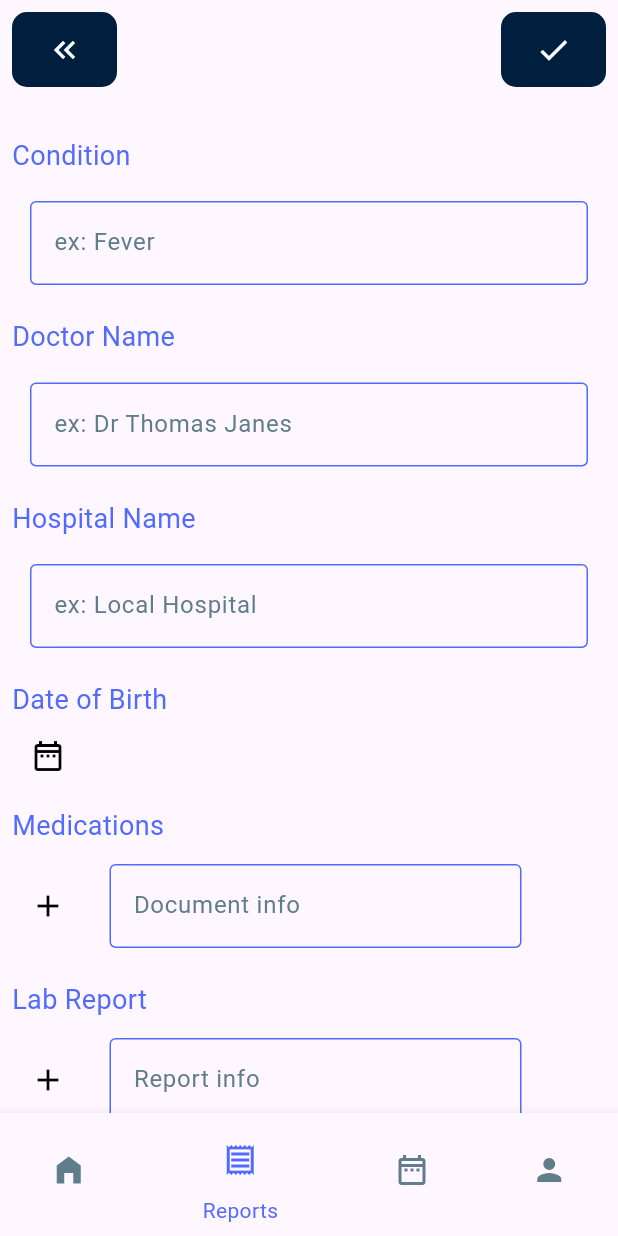
After one commit to sixhustlers/PatientFrontend, a Flutter app: the AddMedical screen opened by its route, on a phone screen of 412 x 824 dp. The commit adds this screen. Run offline on Flutter 3.47's test engine with Material 3 defaults, Android fonts, the phone set to English and light mode, and no system bars.

Commit message:
added add medical record screen

```diff
--- a/lib/colors/colors.dart
+++ b/lib/colors/colors.dart
@@ -1,3 +1,4 @@
 import 'package:flutter/material.dart';
 import 'package:patientfrontend/colors/colors.dart';
 const Color loginpagecolor=Color(0xFF516BFF);
+const Color darkBlueColor = Color(0xFF001F3F);
--- a/lib/main.dart
+++ b/lib/main.dart
@@ -1,6 +1,8 @@
+
 
 import 'package:flutter/material.dart';
 import 'package:patientfrontend/screens/Login.dart';
+import 'package:patientfrontend/screens/addMedical.dart';
 import 'package:patientfrontend/screens/otp.dart';
 
 void main() {
@@ -10,6 +12,7 @@ void main() {
     routes: {
       '/': (context) => Login(),
       '/otp':(context)=>Otp(),
+      '/medical/add':(context)=>AddMedical(),
     },
   ));
 }
--- /dev/null
+++ b/lib/screens/addMedical.dart
@@ -0,0 +1,144 @@
+import 'package:flutter/material.dart';
+import 'package:patientfrontend/colors/colors.dart';
+import 'package:patientfrontend/util/custombottomNavigation.dart';
+import 'package:patientfrontend/util/textControllers.dart';
+class AddMedical extends StatefulWidget {
+  const AddMedical({Key? key}) : super(key: key);
+
+  @override
+  State<AddMedical> createState() => _AddMedicalState();
+}
+
+class _AddMedicalState extends State<AddMedical> {
+  DateTime? selectedDate;
+  // Color darkBlueColor = Color(0xFF001F3F);
+
+  @override
+  Widget build(BuildContext context) {
+    return SafeArea(
+      child: Scaffold(
+        // appBar: AppBar(
+        //   actions: [
+        //     Padding(
+        //       padding: const EdgeInsets.all(12.0),
+        //       child: Icon(Icons.check,size: 25,color: Colors.black,),
+        //     )
+        //   ],
+        // ),
+        body: SingleChildScrollView(
+          child:Padding(
+            padding: const EdgeInsets.all(8.0),
+            child: Column(
+              mainAxisAlignment: MainAxisAlignment.start,
+              children: [
+                Row(
+                  mainAxisAlignment: MainAxisAlignment.spaceBetween,
+                  children: [
+                    Align(
+                      alignment: Alignment.topLeft,
+                      child: Container(
+                        width: 70,
+                        height: 50,
+                        decoration: BoxDecoration(
+                          color: darkBlueColor,
+                          borderRadius: BorderRadius.circular(10.0),
+                        ),
+                        child:Icon(Icons.keyboard_double_arrow_left_outlined,color: Colors.white,),
+                      ),
+                    ),
+                    Align(
+                      alignment: Alignment.topRight,
+                      child: Container(
+                        width: 70,
+                        height: 50,
+                        decoration: BoxDecoration(
+                          color: darkBlueColor,
+                          borderRadius: BorderRadius.circular(10.0),
+                        ),
+                        child:Icon(Icons.check,color: Colors.white,),
+                      ),
+                    ),
+                  ],
+                ),
+
+                SizedBox(height: MediaQuery.of(context).size.height/25),
+                Align(child: Text("Condition", style: TextStyle(color: loginpagecolor,fontSize: 18)),alignment: Alignment.centerLeft,),
+                SizedBox(height: 5),
+                Padding(
+                  padding: const EdgeInsets.all(12.0),
+                  child: SizedBox(child: CustomTextControllers(hint: "ex: Fever"),width: double.infinity,),
+                ),
+                SizedBox(height: 10),
+                Align(child: Text("Doctor Name", style: TextStyle(color: loginpagecolor,fontSize: 18)),alignment: Alignment.centerLeft,),
+                SizedBox(height: 5),
+                Padding(
+                  padding: const EdgeInsets.all(12.0),
+                  child: SizedBox(child: CustomTextControllers(hint: "ex: Dr Thomas Janes"),width: double.infinity,),
+                ),
+                SizedBox(height: 10),
+                Align(child: Text("Hospital Name", style: TextStyle(color: loginpagecolor,fontSize: 18)),alignment: Alignment.centerLeft,),
+                SizedBox(height: 5),
+                Padding(
+                  padding: const EdgeInsets.all(12.0),
+                  child: SizedBox(child: CustomTextControllers(hint: "ex: Local Hospital"),width: double.infinity,),
+                ),
+                SizedBox(height: 10),
+                Align(child: Text("Date of Birth", style: TextStyle(color: loginpagecolor,fontSize: 18)),alignment: Alignment.centerLeft,),
+                Row(
+                  children: [
+                    IconButton(onPressed: () async {
+                      // Show date picker and update selectedDate
+                      DateTime? pickedDate = await showDatePicker(
+                        context: context,
+                        initialDate: DateTime.now(),
+                        firstDate: DateTime(1900),
+                        lastDate: DateTime.now(),
+                      );
+
+                      if (pickedDate != null && pickedDate != selectedDate) {
+                        // If a date is selected, update the state
+                        setState(() {
+                          selectedDate = pickedDate;
+                        });
+                      }
+                    }, icon: Icon(Icons.date_range_outlined, color: Colors.black)),
+                    SizedBox(width: 5),
+                    // Display the selected date
+                    Text(selectedDate != null ? "Selected Date: ${selectedDate!.toLocal()}".split(' ')[0] : ""),
+                  ],
+                ),
+                SizedBox(height: 10),
+                Align(child: Text("Medications", style: TextStyle(color: loginpagecolor,fontSize: 18)),alignment: Alignment.centerLeft,),
+                Row(
+                  children: [
+                    IconButton(onPressed: () {}, icon: Icon(Icons.add, color: Colors.black)),
+                    SizedBox(width: 5),
+                    Padding(
+                      padding: const EdgeInsets.all(12.0),
+                      child: SizedBox(child: CustomTextControllers(hint: "Document info"),width:MediaQuery.of(context).size.width/1.5,),
+                    ),
+                  ],
+                ),
+                SizedBox(height: 10),
+                Align(child: Text("Lab Report", style: TextStyle(color: loginpagecolor,fontSize: 18)),alignment: Alignment.centerLeft,),
+                Row(
+                  children: [
+                    IconButton(onPressed: () {}, icon: Icon(Icons.add, color: Colors.black)),
+                    SizedBox(width: 5),
+                    Padding(
+                      padding: const EdgeInsets.all(12.0),
+                      child: SizedBox(child: CustomTextControllers(hint: "Report info"),width: MediaQuery.of(context).size.width/1.5,),
+                    ),
+                  ],
+                ),
+                SizedBox(height: 10),
+              ],
+
+            ),
+          ),
+        ),
+        bottomNavigationBar: CustomBottomNavigaton(index: 1),
+      ),
+    );
+  }
+}
--- a/lib/screens/otp.dart
+++ b/lib/screens/otp.dart
@@ -15,15 +15,16 @@ class _OtpState extends State<Otp> {
   // Function to handle OTP submission
   void onOtpSubmitted() {
     if (verificationCode.length == 4) {
-      showDialog(
-        context: context,
-        builder: (context) {
-          return AlertDialog(
-            title: Text("Verification Code"),
-            content: Text('Code entered is $verificationCode'),
-          );
-        },
-      );
+      // showDialog(
+      //   context: context,
+      //   builder: (context) {
+      //     return AlertDialog(
+      //       title: Text("Verification Code"),
+      //       content: Text('Code entered is $verificationCode'),
+      //     );
+      //   },
+      // );
+      Navigator.pushNamed(context, '/medical/add');
     }
   }
 
@@ -60,7 +61,8 @@ class _OtpState extends State<Otp> {
 
   @override
   Widget build(BuildContext context) {
-    return Scaffold(
+    return SafeArea(
+      child: Scaffold(
         backgroundColor: loginpagecolor,
         body: SingleChildScrollView(
           child: Column(
@@ -166,6 +168,7 @@ class _OtpState extends State<Otp> {
             ],
           ),
         ),
+      ),
     );
   }
 }
--- /dev/null
+++ b/lib/util/custombottomNavigation.dart
@@ -0,0 +1,21 @@
+import 'package:flutter/material.dart';
+import 'package:patientfrontend/colors/colors.dart';
+class CustomBottomNavigaton extends StatelessWidget {
+  int index=0;
+  CustomBottomNavigaton({Key? key,required this.index}) : super(key: key);
+
+  @override
+  Widget build(BuildContext context) {
+    return BottomNavigationBar(items: [
+      BottomNavigationBarItem(icon: IconButton(onPressed: (){}, icon: Icon(Icons.home_filled)),label: "Home"),
+      BottomNavigationBarItem(icon: IconButton(onPressed: (){}, icon: Icon(Icons.receipt_outlined)),label: "Reports"),
+      BottomNavigationBarItem(icon: IconButton(onPressed: (){}, icon: Icon(Icons.date_range_outlined)),label: "Appointment"),
+      BottomNavigationBarItem(icon: IconButton(onPressed: (){}, icon: Icon(Icons.person)),label: "Profile"),
+    ],
+        currentIndex: index,
+        selectedItemColor: loginpagecolor,
+        unselectedLabelStyle: TextStyle(color: Colors.blueGrey),
+        unselectedItemColor: Colors.blueGrey,
+    );
+  }
+}
--- /dev/null
+++ b/lib/util/textControllers.dart
@@ -0,0 +1,32 @@
+import 'package:flutter/material.dart';
+import 'package:patientfrontend/colors/colors.dart';
+class CustomTextControllers extends StatelessWidget {
+  final String? hint;
+  final TextEditingController? t;
+  const CustomTextControllers({Key? key,
+  required this.hint,
+    this.t
+  }) : super(key: key);
+
+  @override
+  Widget build(BuildContext context) {
+    return TextField(
+      controller: t,
+      keyboardType: TextInputType.text,
+      style: TextStyle(color:Colors.black),
+      decoration: InputDecoration(
+        hintText: hint,
+        hintStyle: TextStyle(color:Colors.blueGrey),
+        focusedBorder: OutlineInputBorder(
+            borderSide:
+            BorderSide(color:loginpagecolor)),
+        enabledBorder: OutlineInputBorder(
+          borderSide: BorderSide(color: loginpagecolor),
+        ),
+        border: InputBorder.none,
+      ),
+      cursorColor: loginpagecolor,
+
+    );
+  }
+}
```
Also changed, not shown: pubspec.lock, 1 other file. Lines whose indentation alone changed are shown as unchanged.
